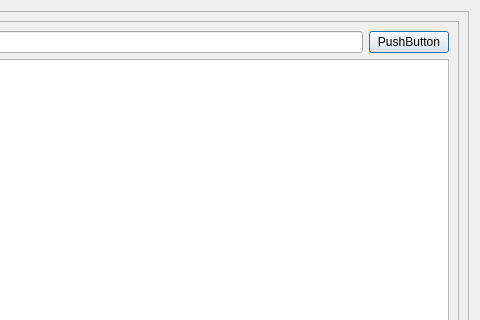
simon-r/LeScienze500, file lescienze500/src/dictionarygui.ui: the form before one commit; both pictures show x 187 to 667 and y 0 to 320 of the 667 by 540 pixel window.
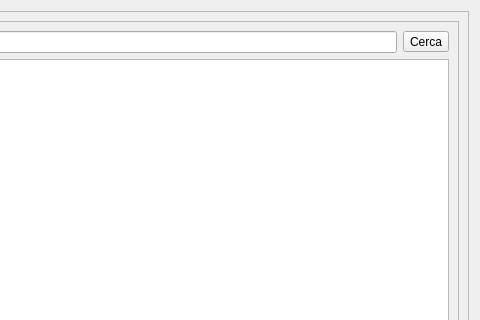
The form after the commit.

Diff of the .ui file:
```diff
--- a/lescienze500/src/dictionarygui.ui
+++ b/lescienze500/src/dictionarygui.ui
@@ -44,9 +44,9 @@
              <widget class="QLineEdit" name="lineEdit"/>
             </item>
             <item>
-             <widget class="QPushButton" name="pushButton">
+             <widget class="QToolButton" name="search">
               <property name="text">
-               <string>PushButton</string>
+               <string>Cerca</string>
               </property>
              </widget>
             </item>
```
